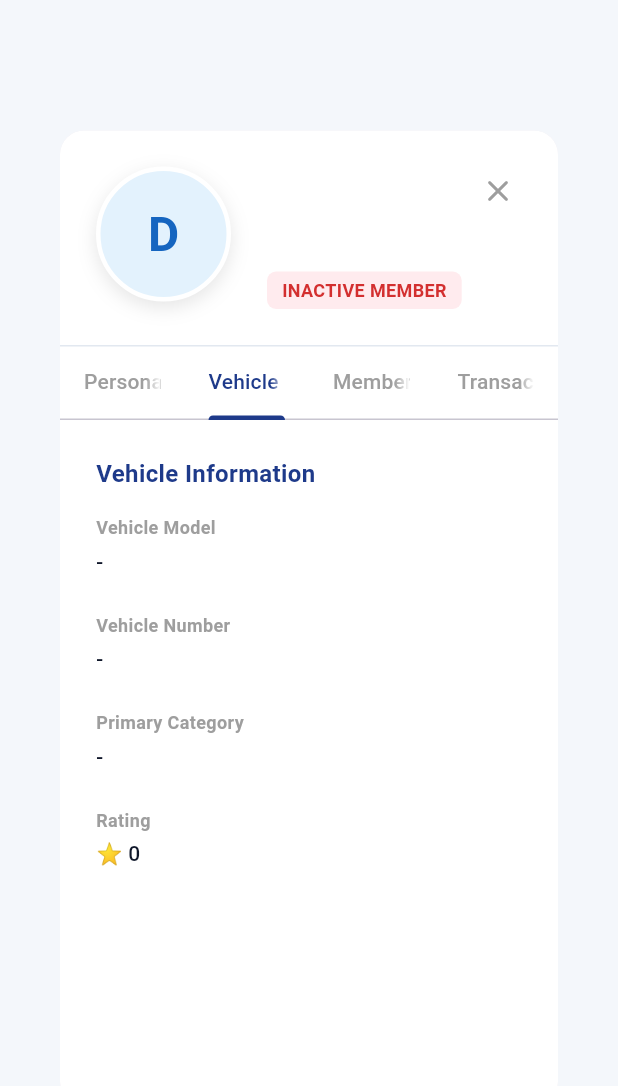
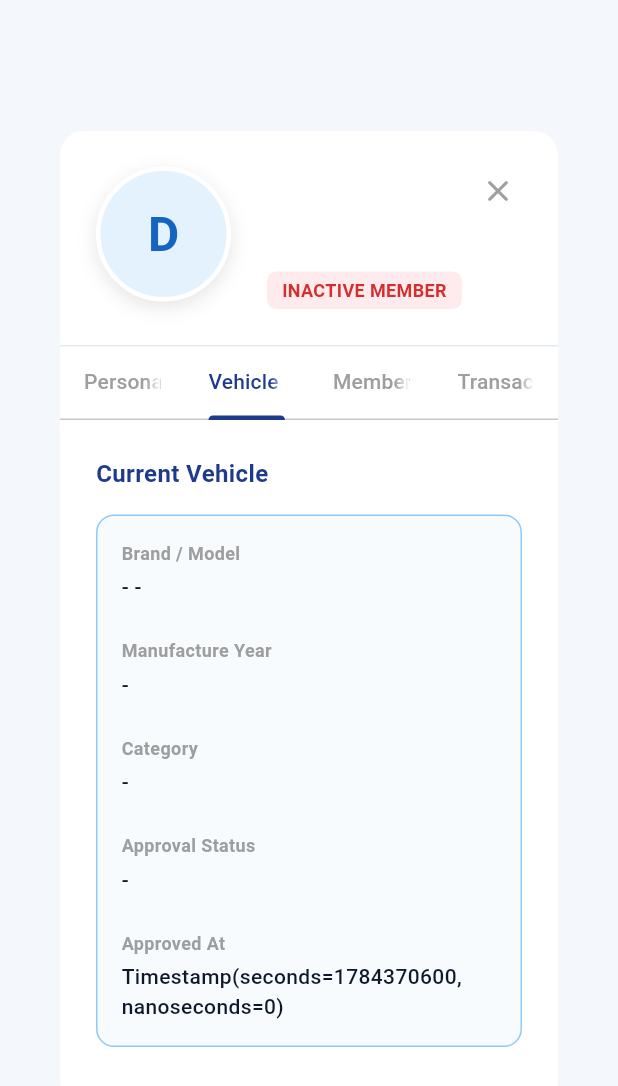
Before and after one commit to sampathwran/AIAPRTD_Admin_Panal, a Flutter app: the DriverProfileDialog widget shown alone on an empty page, opened directly with empty values, tab 2 chosen, on a phone screen of 412 x 824 dp. Shown: the top 1086 px of the screen. Run offline on Flutter 3.47's test engine with Material 3 defaults, Android fonts, the phone set to English and light mode, and no system bars; our stand-ins replace audioplayers, cloud_firestore, firebase_auth, firebase_core, firebase_storage, google_maps_flutter and 4 more; missing offline and left inert: crop_image; accounts and stored records are empty.

Commit message:
UI: Add comprehensive personal and vehicle details to driver profile dialog

```diff
--- a/lib/features/driver/drivers_overview/sub_panels/driver_profile_dialog.dart
+++ b/lib/features/driver/drivers_overview/sub_panels/driver_profile_dialog.dart
@@ -198,6 +198,7 @@ class DriverProfileDialog extends StatelessWidget {
           _buildSectionTitle('Basic Information'),
           const SizedBox(height: 16),
           _buildInfoGrid([
+            _InfoItem('Join Date', driver['joinDate']),
             _InfoItem('NIC Number', driver['nic']),
             _InfoItem('Mobile', driver['mobile']),
             _InfoItem('Email', driver['user_email']),
@@ -206,25 +207,147 @@ class DriverProfileDialog extends StatelessWidget {
             _InfoItem('Religion', driver['religion']),
             _InfoItem('Address', driver['address']),
           ]),
+          const SizedBox(height: 24),
+          _buildSectionTitle('Account & App Details'),
+          const SizedBox(height: 16),
+          _buildInfoGrid([
+            _InfoItem('Profile Status', driver['profile_status']),
+            _InfoItem('Online Status', driver['onlineStatus']),
+            _InfoItem('Total Accepted', driver['totalAcceptedCount']),
+            _InfoItem('Rating', '${driver['rating'] ?? 0} (${driver['ratingCount'] ?? 0} reviews)'),
+            _InfoItem('KYC Approval', driver['kycApprovalStatus']),
+            _InfoItem('Face KYC Status', driver['faceKycStatus']),
+            _InfoItem('Bank Update', driver['bankUpdateStatus']),
+            _InfoItem('Auth UID', driver['auth_uid']),
+          ]),
         ],
       ),
     );
   }
 
   Widget _buildVehicleDetailsTab() {
+    final currentVehicle = driver['currentVehicle'] as Map<String, dynamic>?;
+    final vehicleHistory = driver['vehicleHistory'] as List<dynamic>? ?? [];
+
     return SingleChildScrollView(
       padding: const EdgeInsets.all(24.0),
       child: Column(
         crossAxisAlignment: CrossAxisAlignment.start,
         children: [
-          _buildSectionTitle('Vehicle Information'),
+          _buildSectionTitle('Current Vehicle'),
           const SizedBox(height: 16),
+          if (currentVehicle != null)
+            _buildVehicleSection(currentVehicle, isCurrent: true)
+          else
+            const Text('No current vehicle details available.', style: TextStyle(color: Colors.grey)),
+
+          if (vehicleHistory.isNotEmpty) ...[
+            const SizedBox(height: 32),
+            const Divider(height: 1, color: Color(0xFFE2E8F0)),
+            const SizedBox(height: 24),
+            _buildSectionTitle('Vehicle History (${vehicleHistory.length})'),
+            const SizedBox(height: 16),
+            ...vehicleHistory.map((v) {
+              return Padding(
+                padding: const EdgeInsets.only(bottom: 24.0),
+                child: _buildVehicleSection(v as Map<String, dynamic>),
+              );
+            }).toList(),
+          ],
+        ],
+      ),
+    );
+  }
+
+  Widget _buildVehicleSection(Map<String, dynamic> v, {bool isCurrent = false}) {
+    final details = v['details'] as Map<String, dynamic>? ?? {};
+    final docs = v['documents'] as List<dynamic>? ?? [];
+    final photos = v['vehiclePhotos'] as Map<String, dynamic>? ?? {};
+
+    // License info is usually doc 3, but let's search just in case
+    Map<String, dynamic>? licenseData;
+    for (var d in docs) {
+      if (d is Map<String, dynamic> && d['reviewData'] != null) {
+        final review = d['reviewData'] as Map<String, dynamic>;
+        if (review.containsKey('License Number')) {
+          licenseData = review;
+          break;
+        }
+      }
+    }
+
+    // Vehicle basic details
+    final brand = details['brand'] ?? '-';
+    final model = details['model'] ?? '-';
+    final year = details['year'] ?? '-';
+    final category = v['selectedCategory'] ?? '-';
+    final status = v['status'] ?? '-';
+
+    String? approvedAtStr;
+    if (v['approvedAt'] != null) {
+      // It's likely a Timestamp, so we convert it simply by toString
+      approvedAtStr = v['approvedAt'].toString();
+    }
+
+    return Container(
+      padding: const EdgeInsets.all(16),
+      decoration: BoxDecoration(
+        color: isCurrent ? Colors.blue.shade50.withValues(alpha: 0.3) : Colors.grey.shade50,
+        borderRadius: BorderRadius.circular(12),
+        border: Border.all(color: isCurrent ? Colors.blue.shade200 : Colors.grey.shade200),
+      ),
+      child: Column(
+        crossAxisAlignment: CrossAxisAlignment.start,
+        children: [
           _buildInfoGrid([
-            _InfoItem('Vehicle Model', driver['vehicleType']),
-            _InfoItem('Vehicle Number', driver['vehicleNumber']),
-            _InfoItem('Primary Category', driver['primaryVehicle']),
-            _InfoItem('Rating', '⭐ ${driver['rating'] ?? 5}'),
+            _InfoItem('Brand / Model', '$brand $model'),
+            _InfoItem('Manufacture Year', year),
+            _InfoItem('Category', category),
+            _InfoItem('Approval Status', status.toString().toUpperCase()),
+            if (approvedAtStr != null) _InfoItem('Approved At', approvedAtStr),
+            if (licenseData != null) _InfoItem('Driving License', licenseData['License Number']),
+            if (licenseData != null) _InfoItem('License Expiry', licenseData['Expiry Date']),
+            if (licenseData != null && licenseData['LicenseTypes'] != null)
+               _InfoItem('License Types', (licenseData['LicenseTypes'] as List).join(', ')),
           ]),
+          if (photos.isNotEmpty) ...[
+            const SizedBox(height: 24),
+            const Text(
+              'Vehicle Photos',
+              style: TextStyle(fontSize: 14, fontWeight: FontWeight.bold, color: Colors.black87),
+            ),
+            const SizedBox(height: 12),
+            Wrap(
+              spacing: 16,
+              runSpacing: 16,
+              children: photos.entries.map((e) {
+                final photoData = e.value as Map<String, dynamic>? ?? {};
+                final url = photoData['url']?.toString() ?? '';
+                if (url.isEmpty) return const SizedBox.shrink();
+                return Column(
+                  children: [
+                    ClipRRect(
+                      borderRadius: BorderRadius.circular(8),
+                      child: Image.network(
+                        url,
+                        width: 120,
+                        height: 90,
+                        fit: BoxFit.cover,
+                        errorBuilder: (context, error, stackTrace) => Container(
+                          width: 120,
+                          height: 90,
+                          color: Colors.grey.shade200,
+                          child: const Icon(Icons.image_not_supported, color: Colors.grey),
+                        ),
+                      ),
+                    ),
+                    const SizedBox(height: 6),
+                    Text(e.key, style: const TextStyle(fontSize: 11, color: Colors.grey, fontWeight: FontWeight.bold)),
+                  ],
+                );
+              }).toList(),
+            ),
+          ]
         ],
       ),
     );
```
